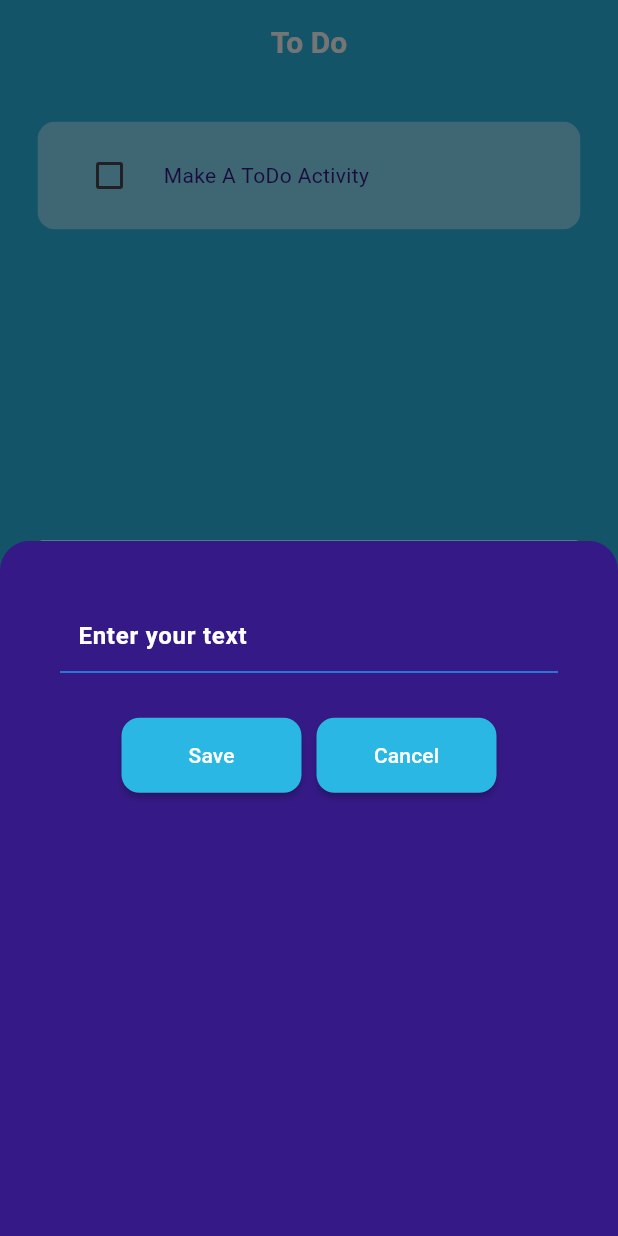
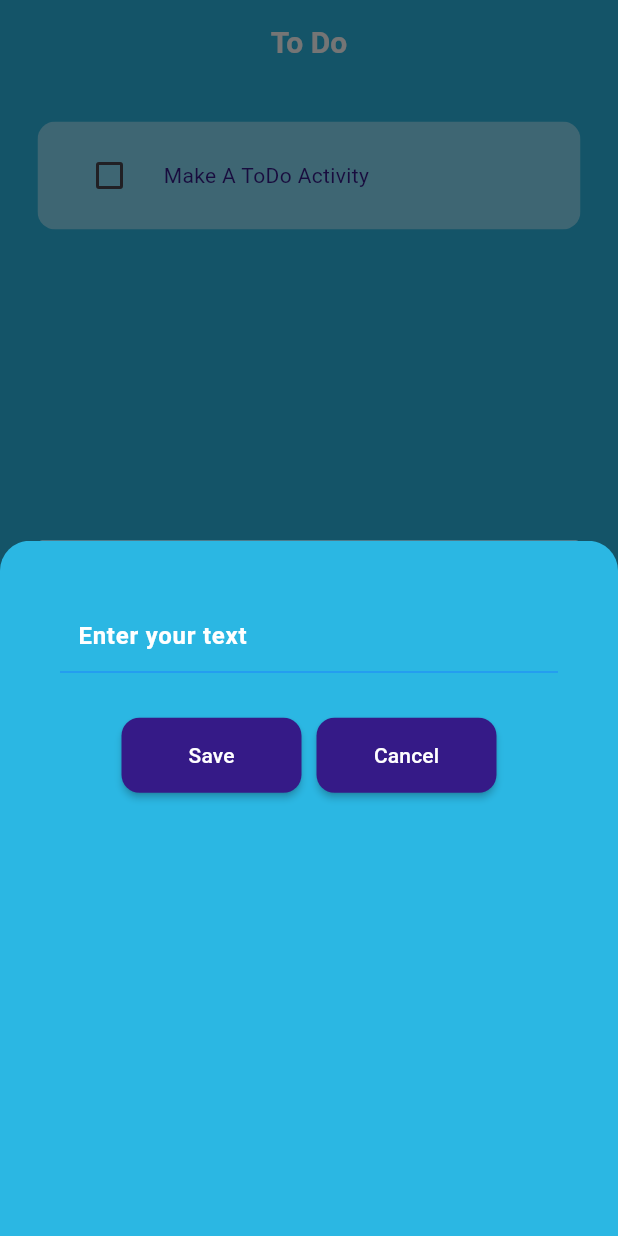
Before and after one commit to WUSLA-TEAM/Flutter-Todo_Wusla, a Flutter app: the screen it shows after launch, after a tap on the "add" icon, on a phone screen of 412 x 824 dp. Run offline on Flutter 3.47's test engine with Material 3 defaults, Android fonts, the phone set to English and light mode, and no system bars; drawn by our look-alikes of flutter_slidable; our stand-ins replace hive_flutter; accounts and stored records are empty.

Commit message:
added some fetures on this one make crazy

```diff
--- a/lib/components/bottom_sheet.dart
+++ b/lib/components/bottom_sheet.dart
@@ -27,7 +27,7 @@ class _BottomSheetContentState extends State<BottomSheetContent> {
         padding: EdgeInsets.all(40),
         height: _bottomSheetHeight,
         decoration: const BoxDecoration(
-          color: Color(0xFF351A87),
+          color: Color(0xFF2BB7E3),
           borderRadius: BorderRadius.only(
             topLeft: Radius.circular(20),
             topRight: Radius.circular(20),
@@ -48,7 +48,7 @@ class _BottomSheetContentState extends State<BottomSheetContent> {
                 ),
                 focusedBorder: const UnderlineInputBorder(
                   borderSide: BorderSide(
-                    color: Color(0xFF2BB7E3),
+                    color: Color(0xFF351A87),
                     width: 2,
                   ), // Wider for focus
                 ),
--- a/lib/components/mybutton.dart
+++ b/lib/components/mybutton.dart
@@ -19,10 +19,10 @@ class MyButton extends StatelessWidget {
         borderRadius: BorderRadius.circular(12),
       ),
       onPressed: onPressed,
-      color: Color(0xFF2BB7E3),
+      color: Color(0xFF351A87),
       child: Text(
         text,
-        style: TextStyle(color: Colors.white),
+        style: const TextStyle(color: Colors.white),
       ),
     );
   }
```
